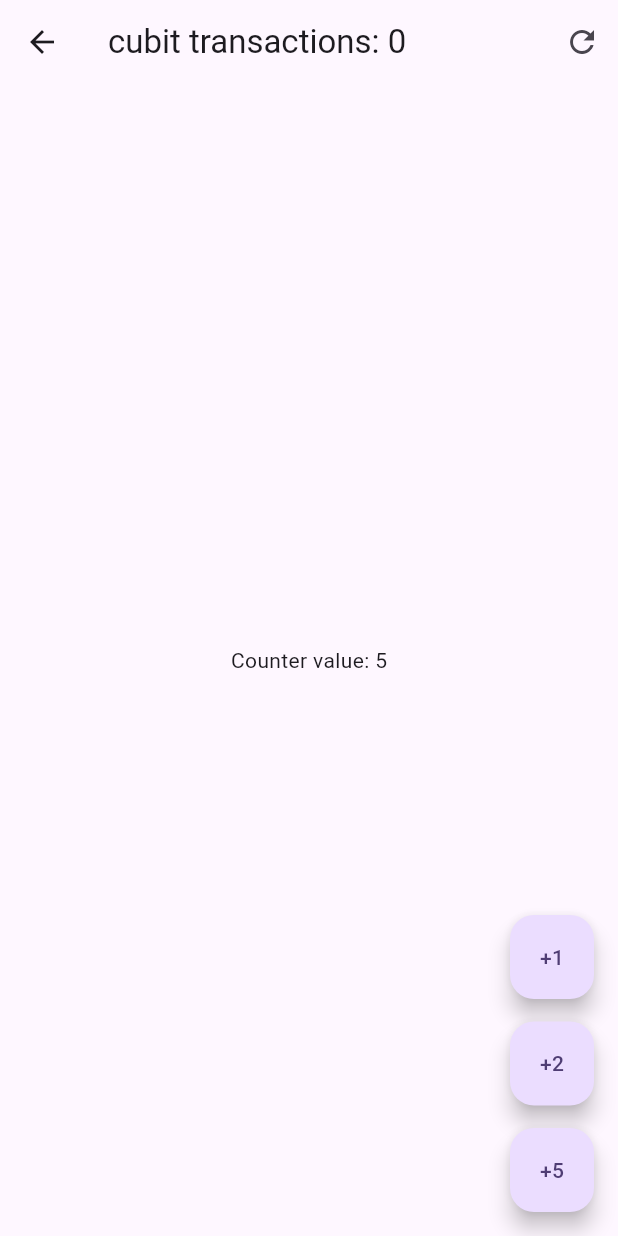
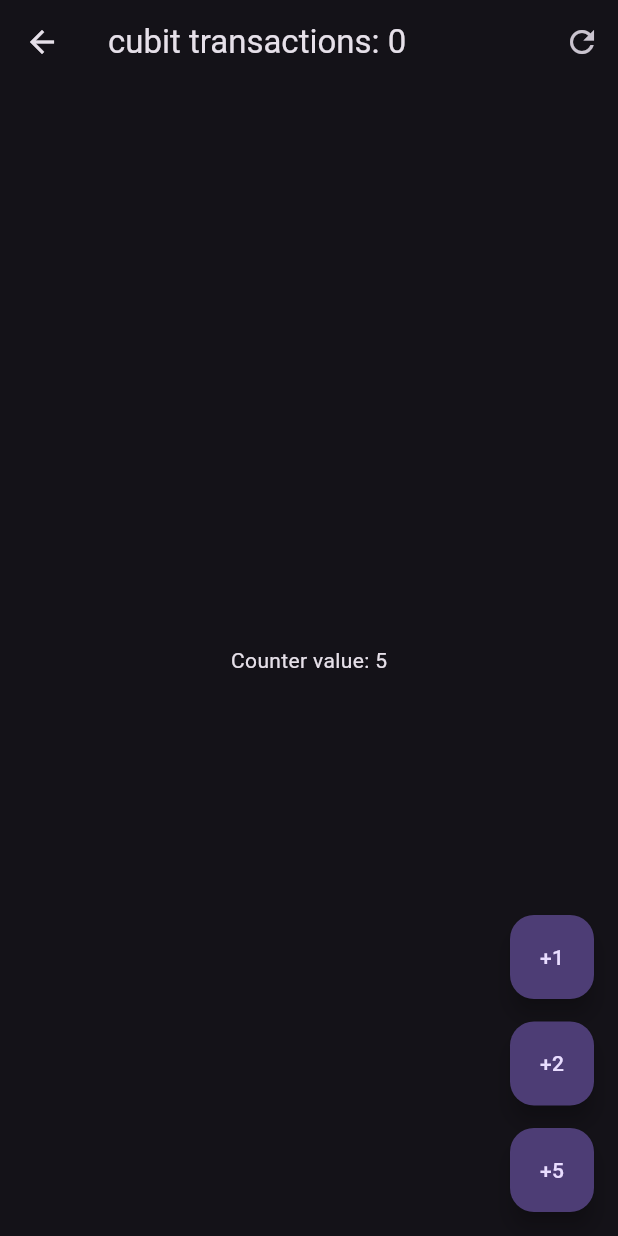
Before and after one commit to Juanca0312/flutter_projects_repo, a Flutter app: the _CubitCounterView screen opened directly, on a phone screen of 412 x 824 dp. Run offline on Flutter 3.47's test engine with Material 3 defaults, Android fonts, the phone set to English and light mode, and no system bars; our stand-ins replace animate_do, equatable, flutter_bloc, go_router, video_player.

Commit message:
yes_no_app - added theme data

```diff
--- /dev/null
+++ b/yes_no_app/lib/config/theme/app_theme.dart
@@ -0,0 +1,28 @@
+import 'package:flutter/material.dart';
+
+const Color _customColor = Color(0xFF5C11D4);
+
+const List<Color> _colorThemes = [
+  _customColor,
+  Colors.blue,
+  Colors.orange,
+  Colors.amber,
+  Colors.teal,
+  Colors.red
+];
+
+class AppTheme {
+  final int selectedColor;
+
+  AppTheme({this.selectedColor = 0})
+      : assert(selectedColor >= 0 && selectedColor <= _colorThemes.length - 1,
+            'color must be beetween 0 and ${_colorThemes.length}');
+
+  ThemeData getTheme() {
+    return ThemeData(
+      useMaterial3: true,
+      colorSchemeSeed: _colorThemes[selectedColor],
+      brightness: Brightness.dark,
+    );
+  }
+}
```
Also changed, not shown: yes_no_app/lib/main.dart (+14 -108 lines).
